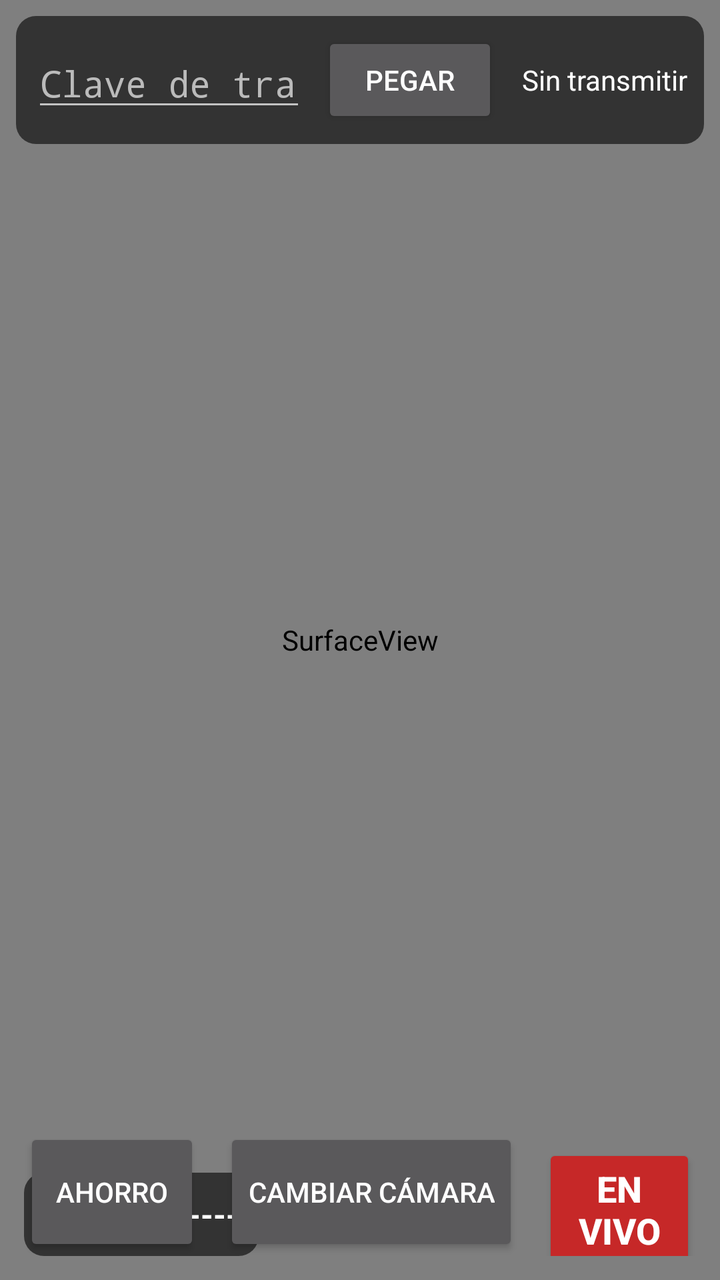
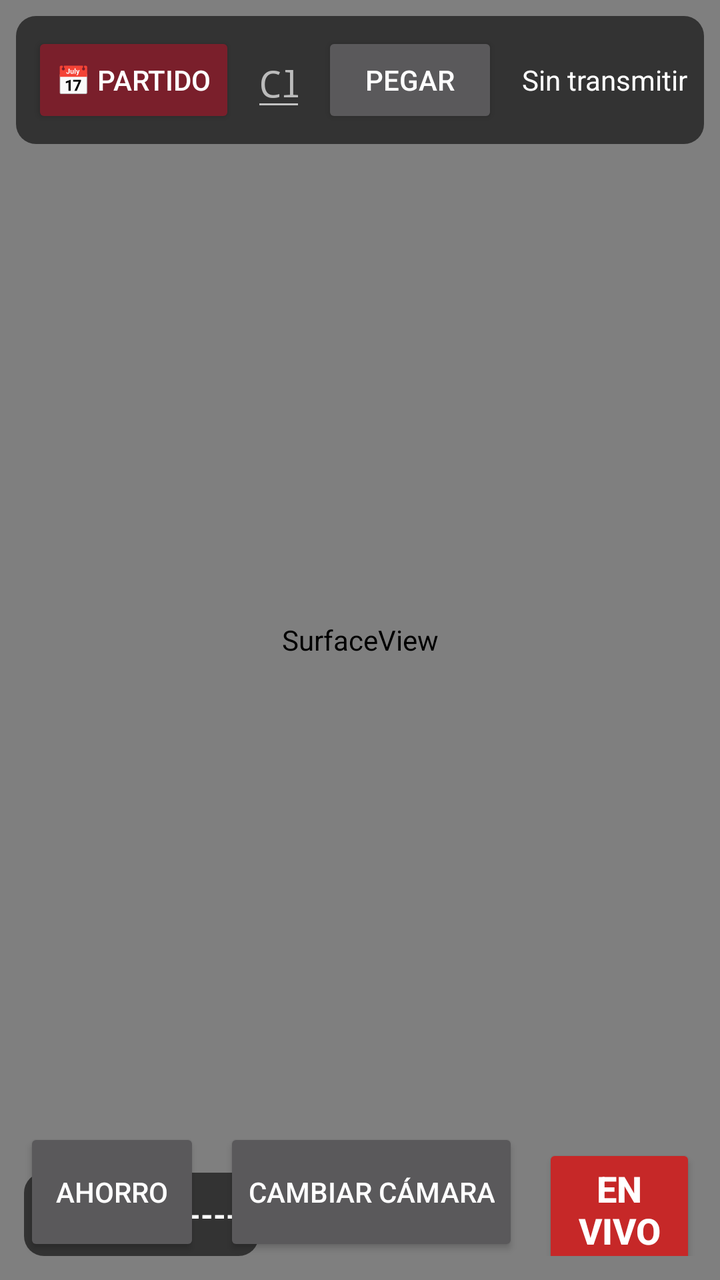

Compare the two renders of this Android layout. The source of the first and the diff that turns it into the second are given below.
<!-- AndroidManifest.xml: application theme Theme.LaPenaLive -->
<!-- res/layout/activity_main.xml -->
<?xml version="1.0" encoding="utf-8"?>
<FrameLayout xmlns:android="http://schemas.android.com/apk/res/android"
  android:id="@+id/root"
  android:layout_width="match_parent"
  android:layout_height="match_parent"
  android:keepScreenOn="true"
  android:background="@android:color/black">

  <SurfaceView
    android:id="@+id/surfaceView"
    android:layout_width="match_parent"
    android:layout_height="match_parent" />

  
  <LinearLayout
    android:id="@+id/topPanel"
    android:layout_width="match_parent"
    android:layout_height="wrap_content"
    android:layout_gravity="top"
    android:layout_margin="8dp"
    android:background="@drawable/panel_bg"
    android:orientation="horizontal"
    android:padding="8dp"
    android:gravity="center_vertical">

    <EditText
      android:id="@+id/etKey"
      android:layout_width="0dp"
      android:layout_height="wrap_content"
      android:layout_weight="1"
      android:hint="@string/hint_key"
      android:inputType="textPassword"
      android:imeOptions="actionDone|flagNoExtractUi|flagNoFullscreen"
      android:singleLine="true"
      android:textColor="@android:color/white"
      android:textColorHint="#BBBBBB" />

    <Button
      android:id="@+id/btnPaste"
      android:layout_width="wrap_content"
      android:layout_height="wrap_content"
      android:layout_marginStart="8dp"
      android:text="PEGAR" />

    <TextView
      android:id="@+id/tvStatus"
      android:layout_width="wrap_content"
      android:layout_height="wrap_content"
      android:layout_marginStart="12dp"
      android:text="Sin transmitir"
      android:textColor="@android:color/white"
      android:textSize="14sp" />
  </LinearLayout>

  
  <TextView
    android:id="@+id/tvCode"
    android:layout_width="wrap_content"
    android:layout_height="wrap_content"
    android:layout_gravity="bottom|start"
    android:layout_margin="12dp"
    android:background="@drawable/panel_bg"
    android:padding="10dp"
    android:text="Código: ------"
    android:textColor="@android:color/white"
    android:textSize="16sp"
    android:textStyle="bold" />

  
  <LinearLayout
    android:layout_width="wrap_content"
    android:layout_height="wrap_content"
    android:layout_gravity="bottom|end"
    android:layout_margin="12dp"
    android:orientation="horizontal">

    <Button
      android:id="@+id/btnSaver"
      android:layout_width="wrap_content"
      android:layout_height="64dp"
      android:layout_marginEnd="12dp"
      android:text="AHORRO" />

    <Button
      android:id="@+id/btnSwitch"
      android:layout_width="wrap_content"
      android:layout_height="64dp"
      android:layout_marginEnd="12dp"
      android:text="@string/switch_camera" />

    <Button
      android:id="@+id/btnStartStop"
      android:layout_width="wrap_content"
      android:layout_height="64dp"
      android:minWidth="160dp"
      android:backgroundTint="#C62828"
      android:textColor="@android:color/white"
      android:textStyle="bold"
      android:textSize="18sp"
      android:text="@string/start" />
  </LinearLayout>

  
  <TextView
    android:id="@+id/saverCover"
    android:layout_width="match_parent"
    android:layout_height="match_parent"
    android:background="#FF000000"
    android:gravity="center"
    android:text="Modo ahorro · la transmisión sigue\nTocá la pantalla para volver"
    android:textColor="#555555"
    android:textSize="16sp"
    android:visibility="gone" />
</FrameLayout>
<!-- resources referenced by this layout -->
<resources>
  <!-- drawable panel_bg (drawable) -->
  <?xml version="1.0" encoding="utf-8"?>
  <shape xmlns:android="http://schemas.android.com/apk/res/android">
    <solid android:color="#99000000" />
    <corners android:radius="10dp" />
  </shape>
  <string name="hint_key">Clave de transmisión de YouTube</string>
  <string name="start">EN VIVO ▶</string>
  <string name="switch_camera">Cambiar cámara</string>
  <style name="Theme.LaPenaLive" parent="Theme.AppCompat.NoActionBar">
      <item name="android:windowFullscreen">true</item>
      <item name="android:windowBackground">@android:color/black</item>
      <item name="colorPrimary">#7A1F2B</item>
      <item name="colorAccent">#C62828</item>
    </style>
</resources>

<!-- the commit's change to res/layout/activity_main.xml (unified diff, before → after) -->
@@ -13,15 +13,29 @@
 
   
   <LinearLayout
+    android:layout_width="match_parent"
+    android:layout_height="wrap_content"
+    android:layout_gravity="top"
+    android:orientation="vertical">
+
+  <LinearLayout
     android:id="@+id/topPanel"
     android:layout_width="match_parent"
     android:layout_height="wrap_content"
-    android:layout_gravity="top"
     android:layout_margin="8dp"
     android:background="@drawable/panel_bg"
     android:orientation="horizontal"
     android:padding="8dp"
     android:gravity="center_vertical">
+
+    <Button
+      android:id="@+id/btnMatch"
+      android:layout_width="wrap_content"
+      android:layout_height="wrap_content"
+      android:layout_marginEnd="8dp"
+      android:backgroundTint="#7A1F2B"
+      android:textColor="@android:color/white"
+      android:text="📅 PARTIDO" />
 
     <EditText
       android:id="@+id/etKey"
@@ -50,6 +64,20 @@
       android:text="Sin transmitir"
       android:textColor="@android:color/white"
       android:textSize="14sp" />
+  </LinearLayout>
+
+  <TextView
+    android:id="@+id/tvMatch"
+    android:layout_width="wrap_content"
+    android:layout_height="wrap_content"
+    android:layout_marginStart="8dp"
+    android:background="@drawable/panel_bg"
+    android:paddingStart="10dp"
+    android:paddingEnd="10dp"
+    android:paddingTop="4dp"
+    android:paddingBottom="4dp"
+    android:textColor="@android:color/white"
+    android:visibility="gone" />
   </LinearLayout>
 
   
